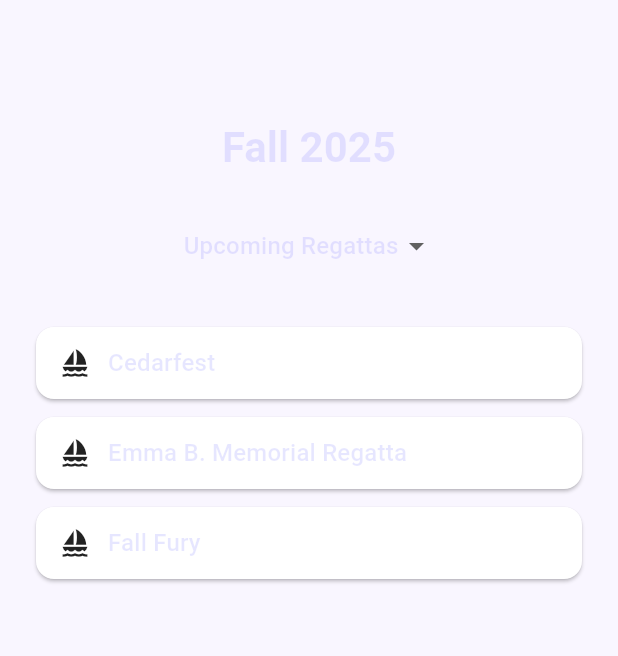
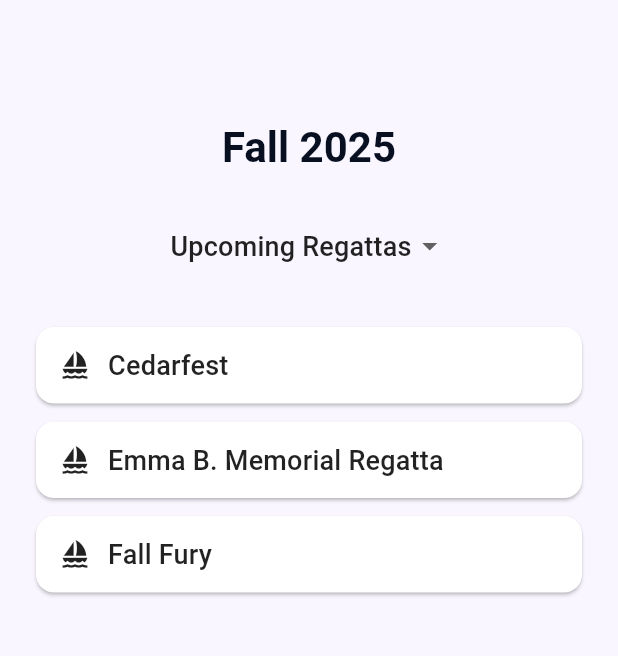
Before and after one commit to jack-rutherford/sailraceiq, a Flutter app: the screen it shows after launch, on a phone screen of 412 x 824 dp, the part 84-740 px from its top. Run offline on Flutter 3.47's test engine with Material 3 defaults, Android fonts, the phone set to English and light mode, and no system bars.

Commit message:
Combined color and theme dart files. Added a light and dark color palette.

```diff
--- a/mobile/lib/util/colors.dart
+++ /dev/null
@@ -1,37 +0,0 @@
-import 'package:flutter/material.dart';
-
-// Primary color palette for SailRaceIQ
-const List<Color> primaryColors = [
-  Color(0xFF038AF5), // bright blue
-  Color(0xFF070F21), // deep navy
-  Color(0xFF11A0F3), // sky blue
-  Color(0xFF1D2F45), // muted navy
-  Color(0xFF536171), // blue-gray
-];
-
-// Secondary color palette
-const List<Color> secondaryColors = [
-  Color(0xFFF28755),
-  Color(0xFFEF6E36),
-];
-
-// Tertiary color palette
-const List<Color> tertiaryColors = [
-  Color(0xFFED4002),
-  Color(0xFFF6C7AA),
-  Color(0xFFBCD8E7),
-];
-
-const List<Color> backgroundColors = [
-  Color(0xFAF9F6FF),
-  Color(0x1C1B1AFF),
-];
-
-// Utility class for direct references
-class Palette {
-  static Color primary = primaryColors[0];
-  static Color secondary = secondaryColors[0];
-  static Color accent = tertiaryColors[0];
-  static Color backgroundLight = backgroundColors[0];
-  static Color backgroundDark = backgroundColors[1];
-}
--- a/mobile/lib/util/themes.dart
+++ b/mobile/lib/util/themes.dart
@@ -1,49 +1,123 @@
 import 'package:flutter/material.dart';
-import 'package:mobile/util/colors.dart';
+
+// Primary color palette for SailRaceIQ
+const List<Color> primaryColors = [
+  Color(0xFF038AF5), // bright blue
+  Color(0xFF070F21), // deep navy
+  Color(0xFF11A0F3), // sky blue
+  Color(0xFF1D2F45), // muted navy
+  Color(0xFF536171), // blue-gray
+];
+
+// Secondary color palette
+const List<Color> secondaryColors = [
+  Color(0xFFF28755),
+  Color(0xFFEF6E36),
+];
+
+// Tertiary color palette
+const List<Color> tertiaryColors = [
+  Color(0xFFED4002),
+  Color(0xFFF6C7AA),
+  Color(0xFFBCD8E7),
+];
+
+const List<Color> backgroundColors = [
+  Color(0xFAF9F6FF),
+  Color(0x1C1B1AFF),
+];
+
+// Light theme palette
+class LightPalette {
+  static Color primary = primaryColors[0];
+  static Color secondary = secondaryColors[0];
+  static Color accent = tertiaryColors[0];
+  static Color background = backgroundColors[0];
+  static const Color surface = Colors.white;
+  static const Color onPrimary = Colors.white;
+  static const Color onSecondary = Colors.white;
+  static Color onSurface = backgroundColors[1];
+  static Color headline = primaryColors[1];
+  static const Color bodyText = Colors.black87;
+}
+
+// Dark theme palette
+class DarkPalette {
+  static Color primary = primaryColors[0];
+  static Color secondary = secondaryColors[0];
+  static Color accent = tertiaryColors[0];
+  static Color background = backgroundColors[1];
+  static const Color surface = Color(0xFF1D2F45);
+  static const Color onPrimary = Colors.white;
+  static const Color onSecondary = Colors.white;
+  static Color onSurface = backgroundColors[0];
+  static const Color bodyLargeText = Colors.white;
+  static const Color bodyMediumText = Colors.white70;
+}
 
 // Defines light and dark themes for SailRaceIQ
 class AppTheme {
   static final ThemeData light = ThemeData(
     brightness: Brightness.light,
-    primaryColor: Palette.primary,
-    scaffoldBackgroundColor: Palette.backgroundLight,
+    primaryColor: LightPalette.primary,
+    scaffoldBackgroundColor: LightPalette.background,
     colorScheme: ColorScheme.light(
-      primary: Palette.primary,
-      secondary: Palette.secondary,
-      surface: Colors.white,
-      onPrimary: Colors.white,
-      onSecondary: Colors.white,
-      onSurface: Palette.backgroundDark,
+      primary: LightPalette.primary,
+      secondary: LightPalette.secondary,
+      surface: LightPalette.surface,
+      onPrimary: LightPalette.onPrimary,
+      onSecondary: LightPalette.onSecondary,
+      onSurface: LightPalette.onSurface,
     ),
     appBarTheme: AppBarTheme(
-      backgroundColor: Palette.primary,
-      foregroundColor: Colors.white,
+      backgroundColor: LightPalette.primary,
+      foregroundColor: LightPalette.onPrimary,
     ),
-    textTheme: const TextTheme(
-      bodyLarge: TextStyle(color: Colors.black87),
-      bodyMedium: TextStyle(color: Colors.black87),
+    textTheme: TextTheme(
+      headlineMedium: TextStyle(
+        color: LightPalette.headline,
+        fontSize: 28,
+        fontWeight: FontWeight.bold,
+      ),
+      titleMedium: const TextStyle(
+        color: LightPalette.bodyText,
+        fontSize: 18,
+      ),
+      bodyMedium: const TextStyle(
+        color: LightPalette.bodyText,
+      ),
     ),
   );
 
   static final ThemeData dark = ThemeData(
     brightness: Brightness.dark,
-    primaryColor: Palette.primary,
-    scaffoldBackgroundColor: Palette.backgroundDark,
+    primaryColor: DarkPalette.primary,
+    scaffoldBackgroundColor: DarkPalette.background,
     colorScheme: ColorScheme.dark(
-      primary: Palette.primary,
-      secondary: Palette.secondary,
-      surface: Color(0xFF1D2F45),
-      onPrimary: Colors.white,
-      onSecondary: Colors.white,
-      onSurface: Palette.backgroundLight,
+      primary: DarkPalette.primary,
+      secondary: DarkPalette.secondary,
+      surface: DarkPalette.surface,
+      onPrimary: DarkPalette.onPrimary,
+      onSecondary: DarkPalette.onSecondary,
+      onSurface: DarkPalette.onSurface,
     ),
     appBarTheme: const AppBarTheme(
       backgroundColor: Color(0xFF1D2F45),
       foregroundColor: Colors.white,
     ),
-    textTheme: const TextTheme(
-      bodyLarge: TextStyle(color: Colors.white),
-      bodyMedium: TextStyle(color: Colors.white70),
+    textTheme: TextTheme(
+      headlineMedium: TextStyle(
+        color: DarkPalette.bodyLargeText,
+        fontSize: 28,
+        fontWeight: FontWeight.bold,
+      ),
+      titleMedium: TextStyle(
+        color: DarkPalette.bodyLargeText,
+        fontSize: 18,
+      ),
+      bodyMedium: TextStyle(
+        color: DarkPalette.bodyMediumText,
+      ),
     ),
   );
 }
```
